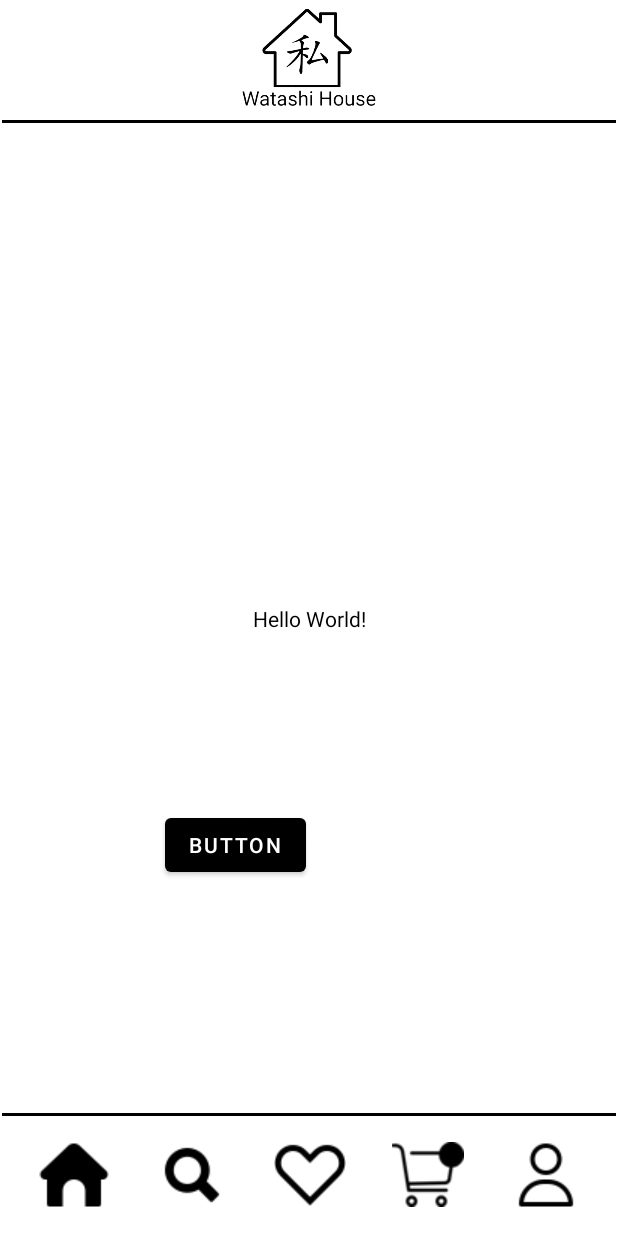
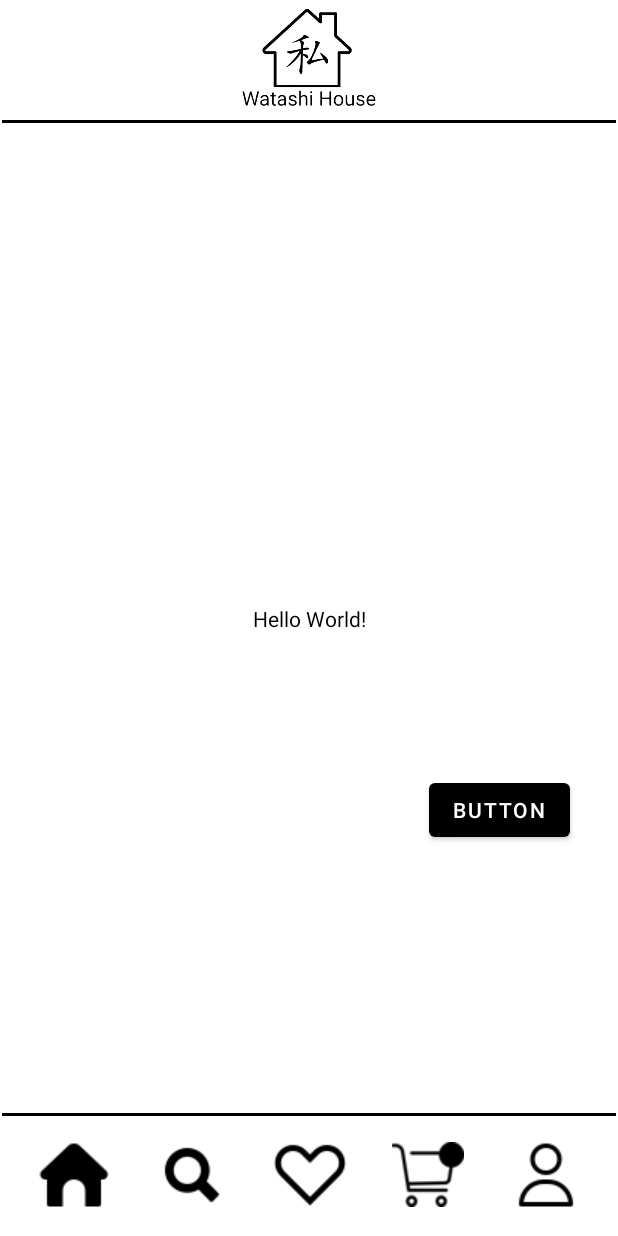
Before and after one commit to DylanGil/WatashiHouse, an Android app: the screen it shows after launch (MainActivity), on a phone screen of 412 x 824 dp. Run offline under Robolectric (Android 15) with nearby library versions, the phone set to English and light mode, and no system bars.

Commit message:
testToLaptop

```diff
--- a/app/src/main/res/layout/activity_main.xml
+++ b/app/src/main/res/layout/activity_main.xml
@@ -22,15 +22,16 @@
         android:id="@+id/buttonTest"
         android:layout_width="wrap_content"
         android:layout_height="wrap_content"
-        android:layout_marginStart="109dp"
+        android:layout_marginStart="285dp"
         android:layout_marginTop="94dp"
-        android:layout_marginEnd="208dp"
+        android:layout_marginEnd="32dp"
         android:layout_marginBottom="213dp"
         android:text="Button"
         app:layout_constraintBottom_toBottomOf="parent"
         app:layout_constraintEnd_toEndOf="parent"
         app:layout_constraintStart_toStartOf="parent"
-        app:layout_constraintTop_toBottomOf="@+id/textViewTest" />
+        app:layout_constraintTop_toBottomOf="@+id/textViewTest"
+        app:layout_constraintVertical_bias="0.0" />
 
     <ImageView
         android:id="@+id/watashiHouseImage"
```
